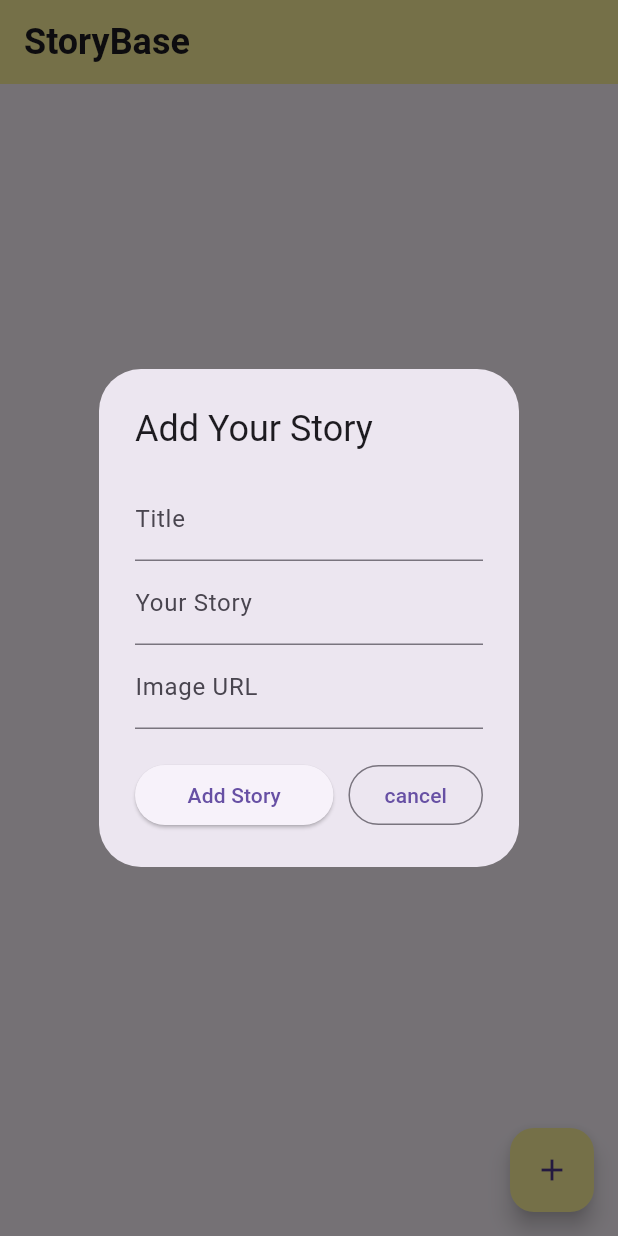
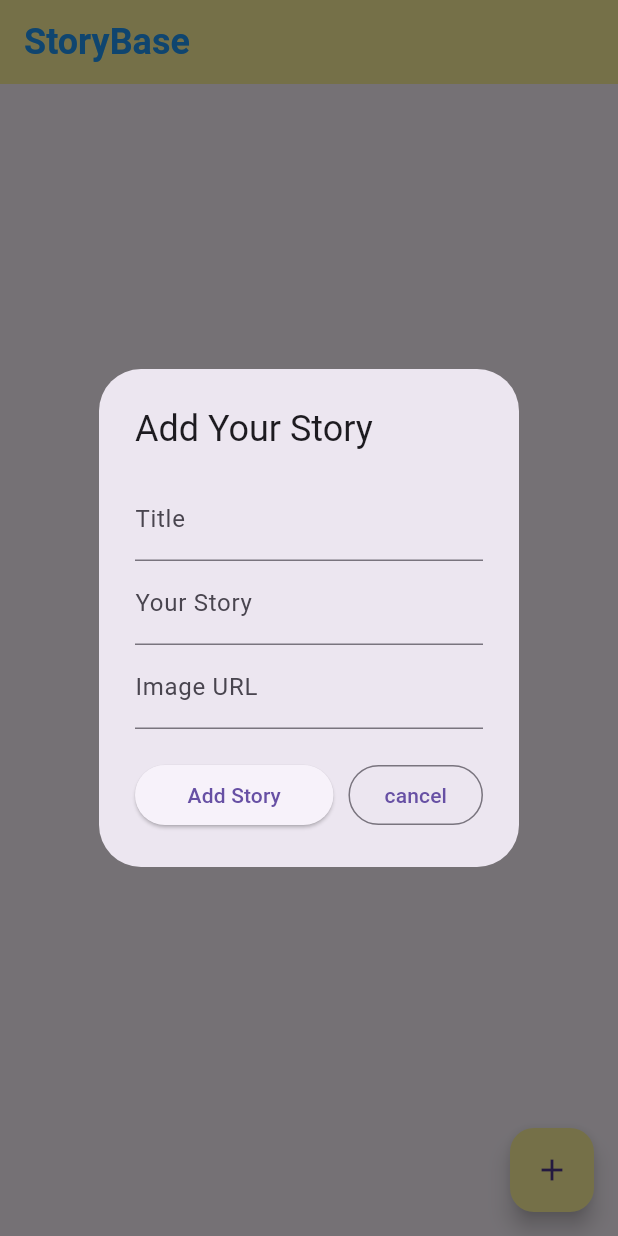
Before and after one commit to fatiyaa/ets-ppb, a Flutter app: the screen it shows after launch, after a tap on the "add" icon, on a phone screen of 412 x 824 dp. Run offline on Flutter 3.47's test engine with Material 3 defaults, Android fonts, the light colour scheme and no system bars; our stand-ins replace isar; accounts and stored records are empty; generated files the repository leaves out were written again.

Commit message:
add title color

```diff
--- a/lib/main.dart
+++ b/lib/main.dart
@@ -21,7 +21,11 @@ class MyApp extends StatelessWidget {
           backgroundColor: Colors.yellow[200],
           title: const Text(
             'StoryBase',
-            style: TextStyle(fontWeight: FontWeight.bold, fontSize: 24),
+            style: TextStyle(
+              fontWeight: FontWeight.bold,
+              fontSize: 24,
+              color: Colors.blue,
+            ),
           ),
         ),
         body: Notes(),
--- a/lib/model/author.dart
+++ b/lib/model/author.dart
@@ -7,8 +7,5 @@ class Author {
   Id id;
   final String name;
 
-  Author({
-    this.id = Isar.autoIncrement,
-    required this.name,
-});
+  Author({this.id = Isar.autoIncrement, required this.name});
 }
```
